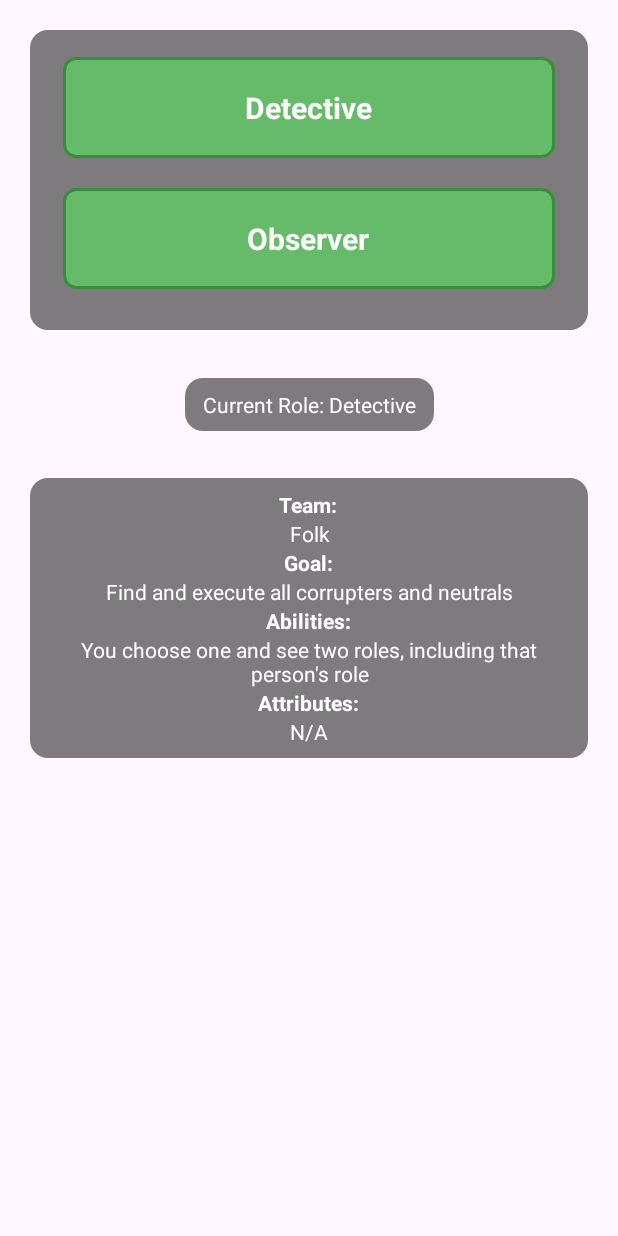
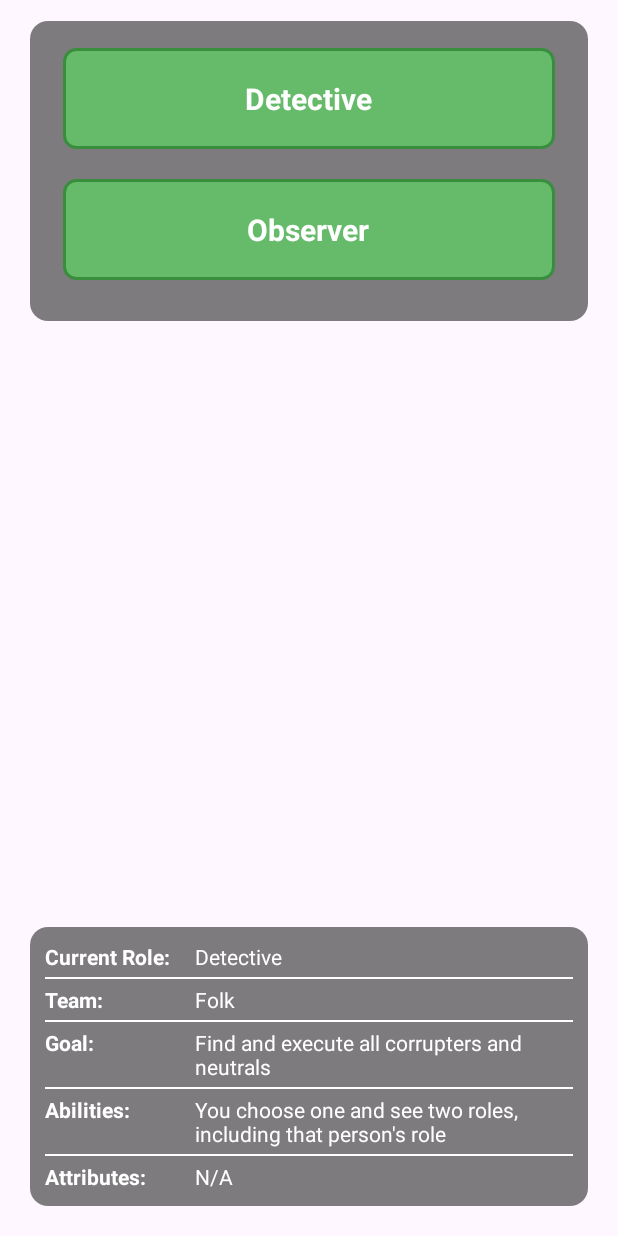
Before and after one commit to Tikky1/ShadowOfRoles_Mobile, an Android app: the fragment AllRolesFragment shown on its own in the app's theme, on a phone screen of 412 x 824 dp. Run offline under Robolectric (Android 15) with nearby library versions, the phone set to English and light mode, and no system bars.

Commit message:
All roles view updated

```diff
--- a/app/src/main/java/com/rolegame/game/ui/fragments/AllRolesFragment.java
+++ b/app/src/main/java/com/rolegame/game/ui/fragments/AllRolesFragment.java
@@ -4,6 +4,7 @@ import android.os.Bundle;
 import android.view.LayoutInflater;
 import android.view.View;
 import android.view.ViewGroup;
+import android.widget.LinearLayout;
 import android.widget.RelativeLayout;
 import android.widget.TextView;
 
@@ -51,12 +52,12 @@ public class AllRolesFragment extends Fragment {
         recyclerView.setAdapter(rolesViewAdapter);
 
 
-        RelativeLayout relativeLayout = view.findViewById(R.id.all_role_info_layout);
+        LinearLayout relativeLayout = view.findViewById(R.id.all_role_info_layout);
         teamText = relativeLayout.findViewById(R.id.all_team_text);
         abilityText = relativeLayout.findViewById(R.id.all_ability_text);
         attributesText = relativeLayout.findViewById(R.id.all_attributes_text);
         goalText = relativeLayout.findViewById(R.id.all_goal_text);
-        roleText = view.findViewById(R.id.all_role_name_text);
+        roleText = view.findViewById(R.id.all_role_text);
 
         setTextViews(RoleService.getAllRoles().get(0));
 
@@ -64,7 +65,7 @@ public class AllRolesFragment extends Fragment {
     }
 
     private void setTextViews(RoleTemplate currentRole){
-        roleText.setText("Current Role: " +currentRole.getName());
+        roleText.setText(currentRole.getName());
         teamText.setText(currentRole.getTeamText());
         abilityText.setText(currentRole.getAbilities());
         attributesText.setText(currentRole.getAttributes());
--- a/app/src/main/res/layout/activity_game.xml
+++ b/app/src/main/res/layout/activity_game.xml
@@ -79,9 +79,9 @@
         android:id="@+id/alivePlayersView"
         android:layout_width="0dp"
         android:layout_height="wrap_content"
-        android:layout_marginStart="50dp"
+        android:layout_marginStart="20dp"
         android:layout_marginTop="8dp"
-        android:layout_marginEnd="50dp"
+        android:layout_marginEnd="20dp"
         android:layout_marginBottom="30dp"
         android:background="@drawable/text_background"
         android:clipToPadding="false"
--- a/app/src/main/res/layout/fragment_all_roles.xml
+++ b/app/src/main/res/layout/fragment_all_roles.xml
@@ -1,5 +1,5 @@
-<?xml version="1.0" encoding="utf-8"?>
-<androidx.constraintlayout.widget.ConstraintLayout xmlns:android="http://schemas.android.com/apk/res/android"
+<androidx.constraintlayout.widget.ConstraintLayout
+    xmlns:android="http://schemas.android.com/apk/res/android"
     xmlns:app="http://schemas.android.com/apk/res-auto"
     xmlns:tools="http://schemas.android.com/tools"
     android:layout_width="match_parent"
@@ -10,138 +10,169 @@
         android:layout_width="0dp"
         android:layout_height="200dp"
         android:layout_marginStart="20dp"
-        android:layout_marginTop="20dp"
         android:layout_marginEnd="20dp"
-        android:layout_marginBottom="20dp"
         android:background="@drawable/text_background"
         app:layout_constraintBottom_toBottomOf="parent"
         app:layout_constraintEnd_toEndOf="parent"
-        app:layout_constraintHorizontal_bias="1.0"
+        app:layout_constraintHorizontal_bias="0.0"
         app:layout_constraintStart_toStartOf="parent"
         app:layout_constraintTop_toTopOf="parent"
-        app:layout_constraintVertical_bias="0.0">
+        app:layout_constraintVertical_bias="0.022" />
 
-    </androidx.recyclerview.widget.RecyclerView>
-
-    <TextView
-        android:id="@+id/all_role_name_text"
-        android:layout_width="wrap_content"
-        android:layout_height="wrap_content"
-        android:layout_centerHorizontal="true"
-        android:gravity="center"
-        android:text="@string/assassin_name"
-        android:textColor="@color/white"
-        android:background="@drawable/text_background"
-        app:layout_constraintBottom_toTopOf="@+id/all_role_info_layout"
-        app:layout_constraintEnd_toEndOf="parent"
-        app:layout_constraintStart_toStartOf="parent"
-        app:layout_constraintTop_toBottomOf="@+id/roles_recycler_view" />
-
-    <RelativeLayout
+    <LinearLayout
         android:id="@+id/all_role_info_layout"
         android:layout_width="0dp"
         android:layout_height="wrap_content"
-        android:layout_marginStart="20dp"
-        android:layout_marginEnd="20dp"
+        android:layout_margin="20dp"
+        android:orientation="vertical"
         android:background="@drawable/text_background"
-        android:maxWidth="200dp"
+        android:padding="10dp"
         app:layout_constraintBottom_toBottomOf="parent"
         app:layout_constraintEnd_toEndOf="parent"
-        app:layout_constraintStart_toStartOf="parent"
-        app:layout_constraintTop_toTopOf="parent">
+        app:layout_constraintStart_toStartOf="parent">
 
-        <!-- Team Header -->
+        <!-- Current Role Row -->
+        <LinearLayout
+            android:layout_width="match_parent"
+            android:layout_height="wrap_content"
+            android:orientation="horizontal">
+
+            <TextView
+                android:id="@+id/current_role_header"
+                android:layout_width="100dp"
+                android:layout_height="wrap_content"
+                android:text="Current Role:"
+                android:textColor="@color/white"
+                android:textStyle="bold" />
+
+            <TextView
+                android:id="@+id/all_role_text"
+                android:layout_width="0dp"
+                android:layout_height="wrap_content"
+                android:layout_weight="1"
+                android:textColor="@color/white" />
+        </LinearLayout>
+
+        <!-- Çizgi -->
+        <View
+            android:layout_width="match_parent"
+            android:layout_height="1dp"
+            android:background="@color/white"
+            android:layout_marginVertical="4dp"/>
+
+        <!-- Team Row -->
+        <LinearLayout
+            android:layout_width="match_parent"
+            android:layout_height="wrap_content"
+            android:orientation="horizontal">
+
             <TextView
                 android:id="@+id/all_team_header"
-            android:layout_width="wrap_content"
+                android:layout_width="100dp"
                 android:layout_height="wrap_content"
-            android:layout_alignParentTop="true"
-            android:layout_centerHorizontal="true"
                 android:text="Team:"
                 android:textColor="@color/white"
-            android:gravity="center"
                 android:textStyle="bold" />
 
-        <!-- Goal Header -->
+            <TextView
+                android:id="@+id/all_team_text"
+                android:layout_width="0dp"
+                android:layout_height="wrap_content"
+                android:layout_weight="1"
+                android:text="@string/role_book_neutral"
+                android:textColor="@color/white" />
+        </LinearLayout>
+
+        <!-- Çizgi -->
+        <View
+            android:layout_width="match_parent"
+            android:layout_height="1dp"
+            android:background="@color/white"
+            android:layout_marginVertical="4dp"/>
+
+        <!-- Goal Row -->
+        <LinearLayout
+            android:layout_width="match_parent"
+            android:layout_height="wrap_content"
+            android:orientation="horizontal">
+
             <TextView
                 android:id="@+id/all_goal_header"
-            android:layout_width="wrap_content"
+                android:layout_width="100dp"
                 android:layout_height="wrap_content"
-            android:layout_below="@id/all_team_text"
-            android:layout_centerHorizontal="true"
                 android:text="Goal:"
                 android:textColor="@color/white"
-            android:gravity="center"
                 android:textStyle="bold" />
 
-        <!-- Ability Header -->
+            <TextView
+                android:id="@+id/all_goal_text"
+                android:layout_width="0dp"
+                android:layout_height="wrap_content"
+                android:layout_weight="1"
+                android:text="@string/assassin_goal"
+                android:textColor="@color/white" />
+        </LinearLayout>
+
+        <!-- Çizgi -->
+        <View
+            android:layout_width="match_parent"
+            android:layout_height="1dp"
+            android:background="@color/white"
+            android:layout_marginVertical="4dp"/>
+
+        <!-- Ability Row -->
+        <LinearLayout
+            android:layout_width="match_parent"
+            android:layout_height="wrap_content"
+            android:orientation="horizontal">
+
             <TextView
                 android:id="@+id/all_ability_header"
-            android:layout_width="wrap_content"
+                android:layout_width="100dp"
                 android:layout_height="wrap_content"
-            android:layout_below="@id/all_goal_text"
-            android:layout_centerHorizontal="true"
                 android:text="Abilities:"
                 android:textColor="@color/white"
-            android:gravity="center"
                 android:textStyle="bold" />
 
-        <!-- Attributes Header -->
+            <TextView
+                android:id="@+id/all_ability_text"
+                android:layout_width="0dp"
+                android:layout_height="wrap_content"
+                android:layout_weight="1"
+                android:text="@string/assassin_abilities"
+                android:textColor="@color/white" />
+        </LinearLayout>
+
+        <!-- Çizgi -->
+        <View
+            android:layout_width="match_parent"
+            android:layout_height="1dp"
+            android:background="@color/white"
+            android:layout_marginVertical="4dp"/>
+
+        <!-- Attributes Row -->
+        <LinearLayout
+            android:layout_width="match_parent"
+            android:layout_height="wrap_content"
+            android:orientation="horizontal">
+
             <TextView
                 android:id="@+id/all_attributes_header"
-            android:layout_width="wrap_content"
+                android:layout_width="100dp"
                 android:layout_height="wrap_content"
-            android:layout_below="@id/all_ability_text"
-            android:layout_centerHorizontal="true"
                 android:text="Attributes:"
                 android:textColor="@color/white"
-            android:gravity="center"
                 android:textStyle="bold" />
 
-        <!-- Team Text -->
-        <TextView
-            android:id="@+id/all_team_text"
-            android:layout_width="match_parent"
-            android:layout_height="wrap_content"
-            android:layout_below="@id/all_team_header"
-            android:layout_centerHorizontal="true"
-            android:gravity="center"
-            android:text="@string/role_book_neutral"
-            android:textColor="@color/white" />
-
-        <!-- Goal Text -->
-        <TextView
-            android:id="@+id/all_goal_text"
-            android:layout_width="match_parent"
-            android:layout_height="wrap_content"
-            android:layout_below="@id/all_goal_header"
-            android:layout_centerHorizontal="true"
-            android:gravity="center"
-            android:text="@string/assassin_goal"
-            android:textColor="@color/white" />
-
-        <!-- Ability Text -->
-        <TextView
-            android:id="@+id/all_ability_text"
-            android:layout_width="match_parent"
-            android:layout_height="wrap_content"
-            android:layout_below="@id/all_ability_header"
-            android:layout_centerHorizontal="true"
-            android:gravity="center"
-            android:text="@string/assassin_abilities"
-            android:textColor="@color/white" />
-
-        <!-- Attributes Text -->
             <TextView
                 android:id="@+id/all_attributes_text"
-            android:layout_width="wrap_content"
+                android:layout_width="0dp"
                 android:layout_height="wrap_content"
-            android:layout_below="@id/all_attributes_header"
-            android:layout_centerHorizontal="true"
-            android:gravity="center"
+                android:layout_weight="1"
                 android:text="@string/assassin_attributes"
                 android:textColor="@color/white" />
+        </LinearLayout>
 
-    </RelativeLayout>
+    </LinearLayout>
 
 </androidx.constraintlayout.widget.ConstraintLayout>
```
Also changed, not shown: app/src/main/res/drawable/ekstra_box_picture.png (deleted). Lines whose indentation alone changed are shown as unchanged.
